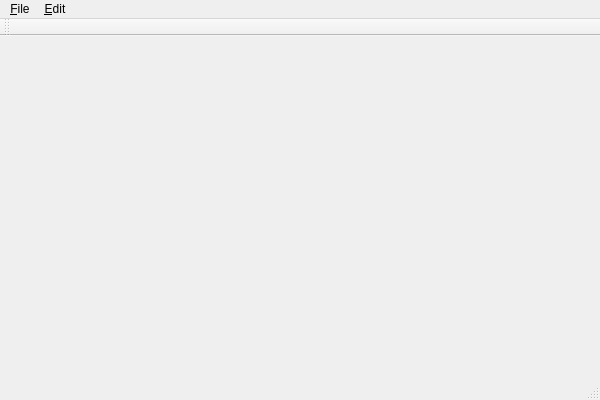
Above: src/mainframe.ui from dcj/cvstat before the change. Below: the same form after it.
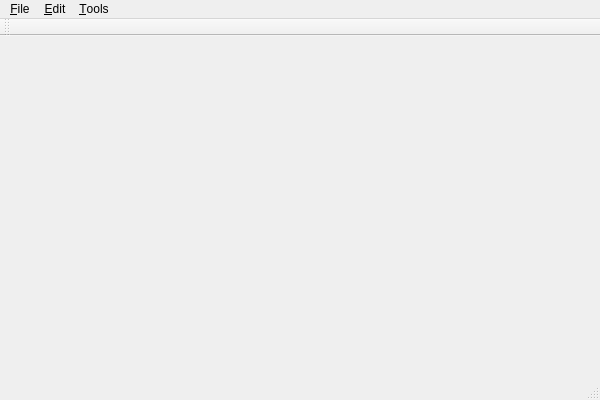
That is the form after the change.

Commit message: add tools/export function

What changed in the file:
```diff
--- a/src/mainframe.ui
+++ b/src/mainframe.ui
@@ -20,7 +20,7 @@
      <x>0</x>
      <y>0</y>
      <width>600</width>
-     <height>22</height>
+     <height>24</height>
     </rect>
    </property>
    <widget class="QMenu" name="menu_File">
@@ -40,8 +40,15 @@
     <addaction name="action_View"/>
     <addaction name="action_View_Diff"/>
    </widget>
+   <widget class="QMenu" name="menu_Tools">
+    <property name="title">
+     <string>&amp;Tools</string>
+    </property>
+    <addaction name="action_Export"/>
+   </widget>
    <addaction name="menu_File"/>
    <addaction name="menu_Edit"/>
+   <addaction name="menu_Tools"/>
   </widget>
   <widget class="QToolBar" name="mainToolBar">
    <attribute name="toolBarArea">
```
Left out of the diff: 5 changed lines with no effect on the pictures. The commit also changes 2 other files.
